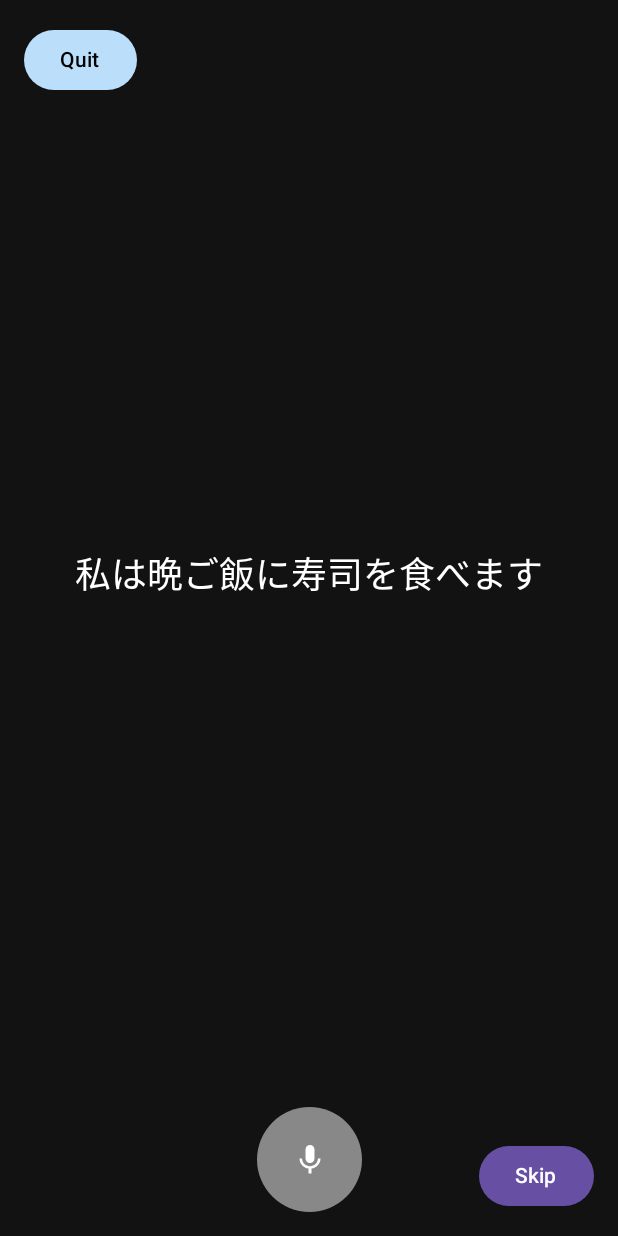
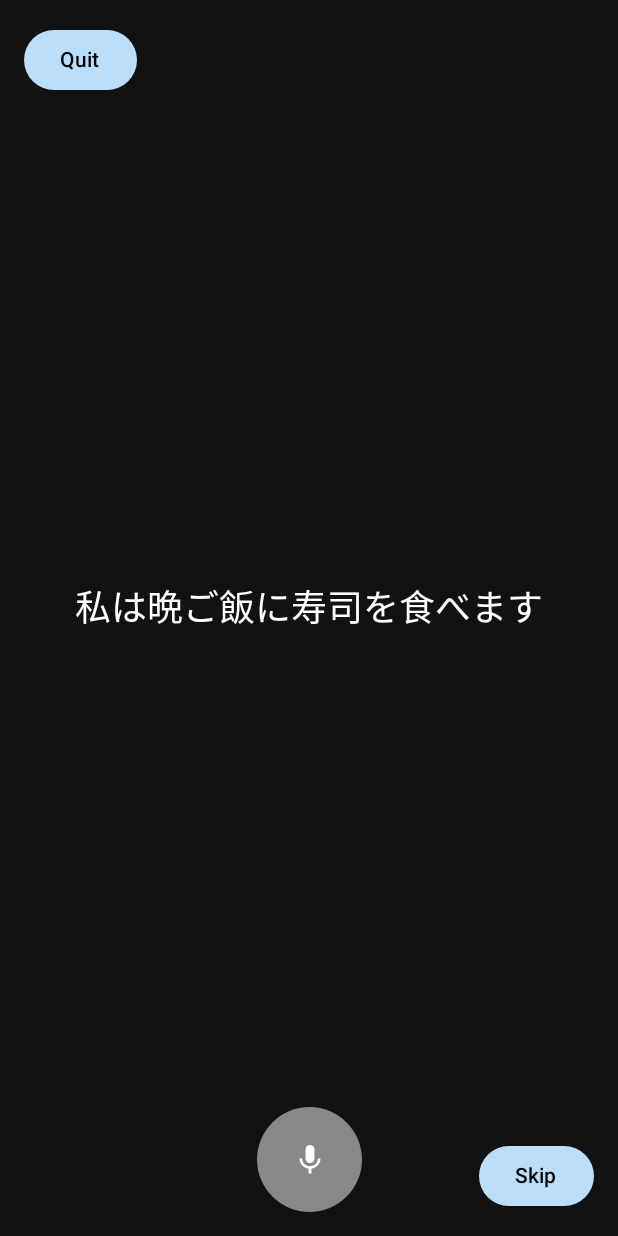
Before and after one commit to robpineda/koekoi, an Android app built with Jetpack Compose: the GameActivity screen opened directly, with no data from a screen before it, on a phone screen of 412 x 824 dp. Run offline under Robolectric (Android 15) with nearby library versions, the phone set to English and light mode, and no system bars; libraries missing offline, so code that uses them is left out: com.atilika.kuromoji.

Commit message:
moved position of spoken text

```diff
--- a/app/src/main/java/com/robertopineda/koekoi/GameActivity.kt
+++ b/app/src/main/java/com/robertopineda/koekoi/GameActivity.kt
@@ -270,13 +270,7 @@
                 textAlign = TextAlign.Center,
                 color = Color.White
             )
-            Spacer(modifier = Modifier.height(16.dp))
-            Text(
-                text = spokenText,
-                fontSize = 24.sp,
-                textAlign = TextAlign.Center,
-                color = Color.White
-            )
+            // Removed spokenText from here to move it below
             Spacer(modifier = Modifier.height(16.dp))
 
             AnimatedVisibility(
@@ -298,6 +292,17 @@
                 }
             }
         }
+
+        // Spoken text just above the microphone
+        Text(
+            text = spokenText,
+            fontSize = 18.sp, // Smaller font size
+            textAlign = TextAlign.Center,
+            color = Color.White,
+            modifier = Modifier
+                .align(Alignment.BottomCenter)
+                .padding(bottom = 90.dp) // Just above the microphone (70dp button + 20dp gap)
+        )
 
         val context = LocalContext.current
         val mediaPlayer = remember { MediaPlayer.create(context, R.raw.speak) }
@@ -337,9 +342,10 @@
             },
             modifier = Modifier
                 .align(Alignment.BottomEnd)
-                .padding(16.dp)
+                .padding(16.dp),
+            colors = ButtonDefaults.buttonColors(containerColor = Color(0xFFBBDEFB))
         ) {
-            Text("Skip")
+            Text("Skip", color = Color.Black)
         }
     }
 }
```
